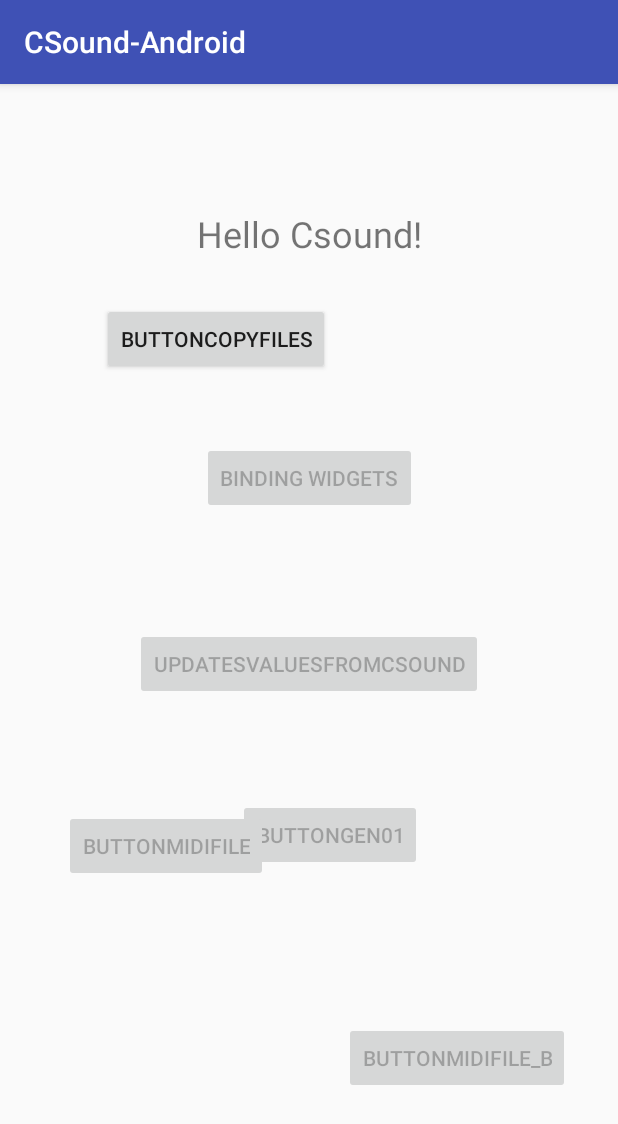
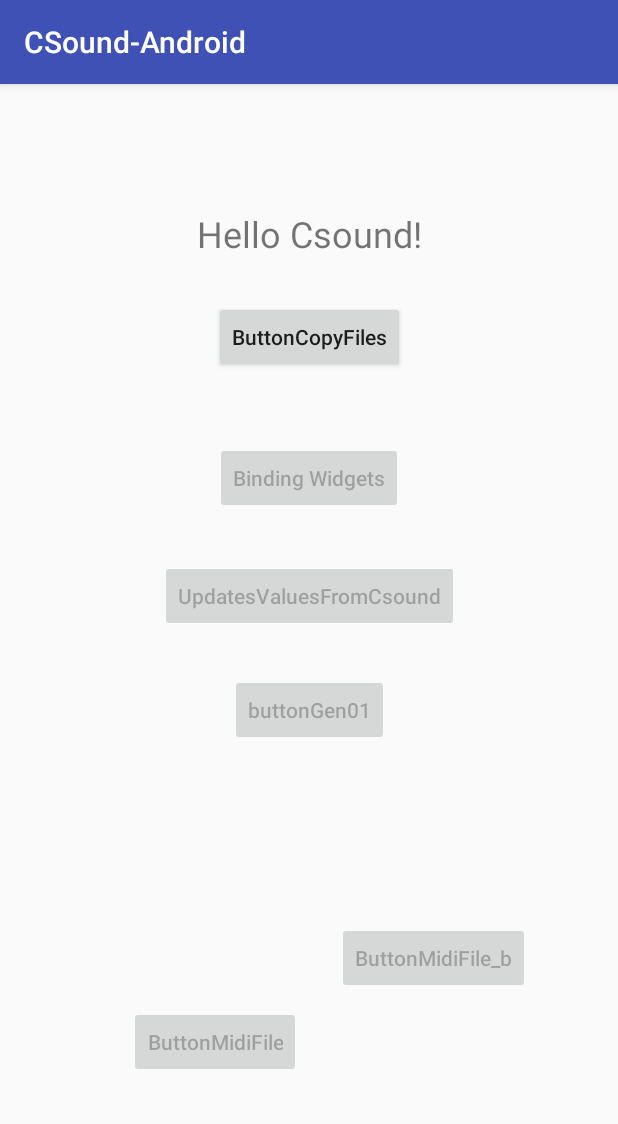
Before and after one commit to strapparts/CSound-Android, an Android app: the screen it shows after launch (MainActivity), on a phone screen of 412 x 824 dp. Shown: the top 1124 px of the screen. Run offline under Robolectric (Android 15) with nearby library versions, the phone set to English and light mode, and no system bars.

Commit message:
Set android:textAllCaps="false" on buttons and some comment.

```diff
--- a/app/src/main/java/com/strapparts/csound_android/Example1.java
+++ b/app/src/main/java/com/strapparts/csound_android/Example1.java
@@ -32,6 +32,7 @@
         StopInstr = (Button) findViewById(R.id.button5);    //  "       "       "       "
         volumeCsound = (SeekBar) findViewById(R.id.seekBar_volume);       //connect java seekbar to xml seekbar
         volumeCsoundWind = (SeekBar) findViewById(R.id.seekBar_vol_wind); //    "            "            "
+        //TO SET SEEKBAR TO INITIAL VALUE DIFFERENTE TO '0', set value of 'progress' parameter in xml file with percent value
 
         CsoundStart.setEnabled(true); //button enabled at begin
         CsoundStop.setEnabled(false);
--- a/app/src/main/java/com/strapparts/csound_android/Example2.java
+++ b/app/src/main/java/com/strapparts/csound_android/Example2.java
@@ -40,6 +40,7 @@
         UpdateValueWithSwitch = (Button) findViewById(R.id.button);     //connect java button a xml button widget
         UpdateValueWithPush = (Button) findViewById(R.id.button13);     //connect java button a xml button widget
         volumeSlider = (SeekBar) findViewById(R.id.seekBar);     //connect java seekbar to xml seekbar widget
+        //TO SET SEEKBAR TO INITIAL VALUE DIFFERENTE TO '0', set value of 'progress' parameter in xml file with percent value
 
         clefImage1 = (ImageView) findViewById(R.id.imageView2); //connect un widget xml a un oggetto java
         clefImage1.setImageResource(R.drawable.ch_40x80); //show clef image
--- a/app/src/main/java/com/strapparts/csound_android/MainActivity.java
+++ b/app/src/main/java/com/strapparts/csound_android/MainActivity.java
@@ -1,10 +1,7 @@
 package com.strapparts.csound_android;
 
-import android.content.Context;
-import android.content.DialogInterface;
 import android.content.Intent;
 import android.content.res.AssetManager;
-import android.support.v7.app.AlertDialog;
 import android.support.v7.app.AppCompatActivity;
 import android.os.Bundle;
 import android.util.Log;
@@ -56,7 +53,7 @@
                 } else {
                     //procedura di copia di tutti gli asset nella directory interna
                     AssetManager assetManager = this.getAssets();            //inizializzazione asset manager
-                    String[] assets = {"a4_pianoforte.wav", "c5_pianoforte.wav", "f4_pianoforte.wav", "g4_pianoforte.wav", "test_03.csd", "do_la_re.mid", "marmstk1.wav", "read_midi_file.csd"};  //definizione array che contiene i nomi dei file da copiare
+                    String[] assets = {"a4_pianoforte.wav", "c5_pianoforte.wav", "f4_pianoforte.wav", "g4_pianoforte.wav", "test_03.csd", "do_la_re.mid", "marmstk1.wav", "test_04.csd"};  //definizione array che contiene i nomi dei file da copiare
                     InputStream in;                              //definizioni input e output stream per la copia dei file
                     OutputStream out;
 
--- a/app/src/main/res/layout/activity_example2.xml
+++ b/app/src/main/res/layout/activity_example2.xml
@@ -15,6 +15,7 @@
         android:layout_marginRight="8dp"
         android:layout_marginTop="8dp"
         android:text="@string/change_frequency"
+        android:textAllCaps="false"
         app:layout_constraintBottom_toBottomOf="parent"
         app:layout_constraintHorizontal_bias="0.246"
         app:layout_constraintLeft_toLeftOf="parent"
@@ -62,6 +63,7 @@
         android:layout_width="wrap_content"
         android:layout_height="wrap_content"
         android:text="@string/startCsound"
+        android:textAllCaps="false"
         app:layout_constraintTop_toTopOf="parent"
         android:layout_marginTop="35dp"
         android:layout_marginLeft="48dp"
@@ -79,6 +81,7 @@
         android:layout_width="wrap_content"
         android:layout_height="wrap_content"
         android:text="@string/stopCsound"
+        android:textAllCaps="false"
         app:layout_constraintTop_toTopOf="parent"
         android:layout_marginTop="35dp"
         app:layout_constraintLeft_toRightOf="@+id/button6"
@@ -130,6 +133,7 @@
         android:layout_width="wrap_content"
         android:layout_height="wrap_content"
         android:text="@string/buttonPush"
+        android:textAllCaps="false"
         android:layout_marginRight="8dp"
         app:layout_constraintRight_toRightOf="parent"
         app:layout_constraintBottom_toBottomOf="parent"
--- a/app/src/main/res/layout/activity_example3.xml
+++ b/app/src/main/res/layout/activity_example3.xml
@@ -15,6 +15,7 @@
         android:layout_marginRight="8dp"
         android:layout_marginTop="8dp"
         android:text="@string/buttonplaygen01_a"
+        android:textAllCaps="false"
         app:layout_constraintBottom_toBottomOf="parent"
         app:layout_constraintLeft_toLeftOf="parent"
         app:layout_constraintRight_toRightOf="parent"
@@ -26,6 +27,7 @@
         android:layout_width="wrap_content"
         android:layout_height="wrap_content"
         android:text="@string/startCsound2"
+        android:textAllCaps="false"
         android:layout_marginLeft="8dp"
         app:layout_constraintLeft_toLeftOf="parent"
         android:layout_marginRight="8dp"
@@ -40,6 +42,7 @@
         android:layout_width="wrap_content"
         android:layout_height="wrap_content"
         android:text="@string/buttonPlayGen01_b"
+        android:textAllCaps="false"
         android:layout_marginRight="8dp"
         app:layout_constraintRight_toRightOf="parent"
         android:layout_marginLeft="8dp"
@@ -55,6 +58,7 @@
         android:layout_width="wrap_content"
         android:layout_height="wrap_content"
         android:text="@string/buttonPlayGe01_c"
+        android:textAllCaps="false"
         android:layout_marginLeft="94dp"
         app:layout_constraintLeft_toLeftOf="parent"
         android:layout_marginRight="8dp"
@@ -72,6 +76,7 @@
         android:layout_width="wrap_content"
         android:layout_height="wrap_content"
         android:text="@string/buttonPlayGe01_d"
+        android:textAllCaps="false"
         app:layout_constraintTop_toTopOf="parent"
         android:layout_marginTop="8dp"
         app:layout_constraintBottom_toBottomOf="parent"
--- a/app/src/main/res/layout/activity_example4.xml
+++ b/app/src/main/res/layout/activity_example4.xml
@@ -11,6 +11,7 @@
         android:layout_width="wrap_content"
         android:layout_height="wrap_content"
         android:text="@string/buttonPlayMidiFile"
+        android:textAllCaps="false"
         app:layout_constraintTop_toTopOf="parent"
         android:layout_marginTop="8dp"
         android:layout_marginLeft="8dp"
--- a/app/src/main/res/layout/activity_example4b.xml
+++ b/app/src/main/res/layout/activity_example4b.xml
@@ -11,6 +11,7 @@
         android:layout_width="wrap_content"
         android:layout_height="wrap_content"
         android:text="@string/buttonMidiPlay_b"
+        android:textAllCaps="false"
         app:layout_constraintTop_toTopOf="parent"
         android:layout_marginTop="8dp"
         android:layout_marginLeft="8dp"
@@ -26,6 +27,7 @@
         android:layout_width="wrap_content"
         android:layout_height="wrap_content"
         android:text="@string/buttonMidiPause_b"
+        android:textAllCaps="false"
         android:layout_marginTop="8dp"
         app:layout_constraintTop_toBottomOf="@+id/button16"
         app:layout_constraintBottom_toBottomOf="parent"
--- a/app/src/main/res/layout/activity_main.xml
+++ b/app/src/main/res/layout/activity_main.xml
@@ -26,6 +26,7 @@
         android:layout_marginBottom="8dp"
         android:layout_marginTop="8dp"
         android:text="@string/binding_widgets"
+        android:textAllCaps="false"
         android:textAlignment="center"
         app:layout_constraintBottom_toBottomOf="parent"
         app:layout_constraintLeft_toLeftOf="parent"
@@ -39,6 +40,7 @@
         android:layout_width="wrap_content"
         android:layout_height="wrap_content"
         android:text="@string/updatesValuesFromCsound"
+        android:textAllCaps="false"
         android:layout_marginTop="8dp"
         app:layout_constraintTop_toBottomOf="@+id/button1"
         android:layout_marginLeft="8dp"
@@ -47,7 +49,7 @@
         app:layout_constraintRight_toRightOf="parent"
         app:layout_constraintBottom_toBottomOf="parent"
         android:layout_marginBottom="8dp"
-        app:layout_constraintVertical_bias="0.163"
+        app:layout_constraintVertical_bias="0.054"
         android:layout_marginStart="8dp"
         android:layout_marginEnd="8dp" />
 
@@ -60,12 +62,13 @@
         android:layout_marginRight="8dp"
         android:layout_marginTop="8dp"
         android:text="@string/buttongen01"
+        android:textAllCaps="false"
         app:layout_constraintBottom_toBottomOf="parent"
-        app:layout_constraintHorizontal_bias="0.55"
+        app:layout_constraintHorizontal_bias="0.501"
         app:layout_constraintLeft_toLeftOf="parent"
         app:layout_constraintRight_toRightOf="parent"
         app:layout_constraintTop_toBottomOf="@+id/button8"
-        app:layout_constraintVertical_bias="0.197"
+        app:layout_constraintVertical_bias="0.059"
         android:layout_marginStart="8dp"
         android:layout_marginEnd="8dp" />
 
@@ -74,40 +77,44 @@
         android:layout_width="wrap_content"
         android:layout_height="wrap_content"
         android:text="@string/buttonMidiFile"
-        app:layout_constraintTop_toTopOf="parent"
-        android:layout_marginTop="419dp"
+        android:textAllCaps="false"
         app:layout_constraintBottom_toBottomOf="parent"
-        android:layout_marginBottom="8dp"
-        android:layout_marginRight="8dp"
-        app:layout_constraintRight_toRightOf="parent"
-        android:layout_marginLeft="8dp"
+        android:layout_marginBottom="105dp"
+        android:layout_marginLeft="58dp"
         app:layout_constraintLeft_toLeftOf="parent"
         android:layout_marginStart="8dp"
         android:layout_marginEnd="8dp"
-        app:layout_constraintVertical_bias="0.222"
-        app:layout_constraintHorizontal_bias="0.133" />
+        app:layout_constraintTop_toTopOf="parent"
+        android:layout_marginTop="8dp"
+        app:layout_constraintVertical_bias="1.0"
+        app:layout_constraintRight_toLeftOf="@+id/button15"
+        android:layout_marginRight="8dp"
+        tools:ignore="RtlHardcoded"
+        app:layout_constraintHorizontal_bias="0.833" />
 
     <Button
         android:id="@+id/button15"
         android:layout_width="wrap_content"
         android:layout_height="wrap_content"
         android:text="@string/buttonMidiFile_b"
-        android:layout_marginTop="8dp"
-        app:layout_constraintTop_toBottomOf="@+id/button9"
+        android:textAllCaps="false"
         app:layout_constraintBottom_toBottomOf="parent"
         android:layout_marginBottom="8dp"
         android:layout_marginLeft="8dp"
         app:layout_constraintLeft_toLeftOf="parent"
         android:layout_marginRight="8dp"
         app:layout_constraintRight_toRightOf="parent"
-        app:layout_constraintHorizontal_bias="0.902"
-        app:layout_constraintVertical_bias="0.517" />
+        app:layout_constraintHorizontal_bias="0.81"
+        app:layout_constraintTop_toTopOf="parent"
+        android:layout_marginTop="8dp"
+        app:layout_constraintVertical_bias="0.782" />
 
     <Button
         android:id="@+id/button18"
         android:layout_width="wrap_content"
         android:layout_height="wrap_content"
         android:text="@string/buttonCopyFiles"
+        android:textAllCaps="false"
         app:layout_constraintTop_toTopOf="parent"
         android:layout_marginTop="8dp"
         android:layout_marginLeft="8dp"
@@ -116,7 +123,6 @@
         app:layout_constraintRight_toRightOf="parent"
         app:layout_constraintBottom_toBottomOf="parent"
         android:layout_marginBottom="8dp"
-        app:layout_constraintHorizontal_bias="0.246"
-        app:layout_constraintVertical_bias="0.196" />
+        app:layout_constraintVertical_bias="0.194" />
 
 </android.support.constraint.ConstraintLayout>
--- a/app/src/main/res/values/strings.xml
+++ b/app/src/main/res/values/strings.xml
@@ -4,8 +4,8 @@
     <string name="hello_csound">Hello Csound!</string>
     <string name="start_csound">Start Csound</string>
     <string name="stop_csound">Stop Csound</string>
-    <string name="play_instrument">PLAY INSTRUMENT (-p3)</string>
-    <string name="stop_instrument">STOP INSTRUMENT (+p3)</string>
+    <string name="play_instrument">Start Instrument (-p3)</string>
+    <string name="stop_instrument">Stop Instrument (+p3)</string>
     <string name="buttonFromCsound">updateValuesFromCsound</string>
     <string name="textviewHz">TextViewHz</string>
     <string name="quarter_a4">quarter_a4</string>
```
Also changed, not shown: app/src/main/java/com/strapparts/csound_android/Example4.java (+1 -7 lines), app/src/main/res/layout/activity_example1.xml (+12 -8 lines), 2 other files.
